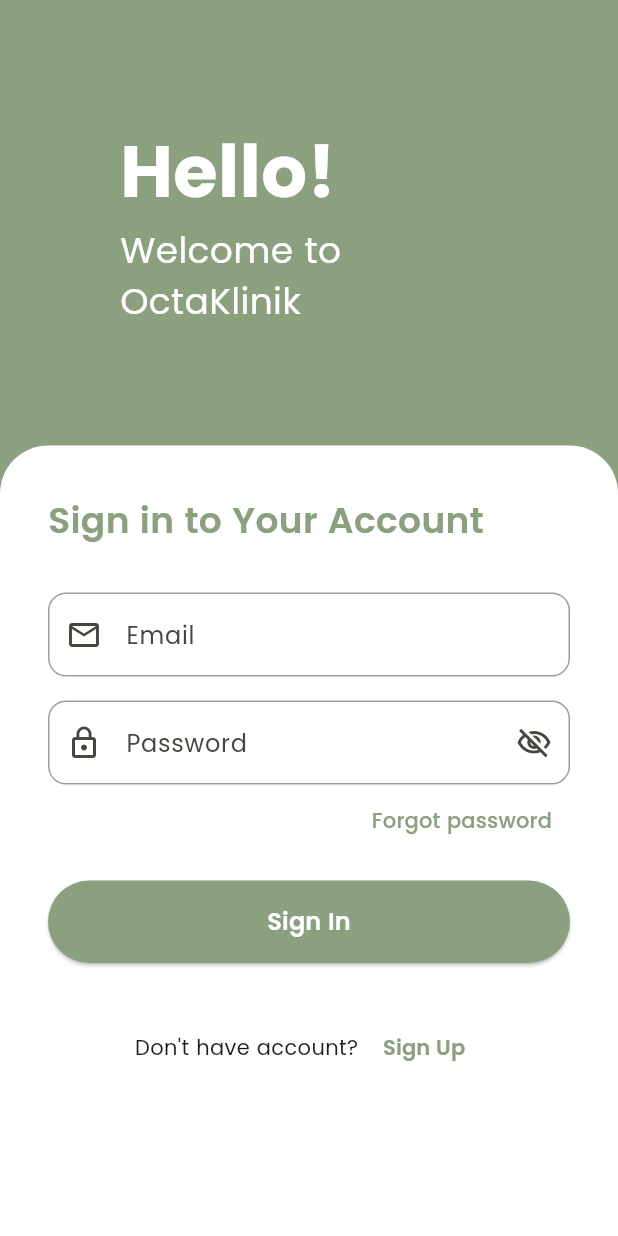
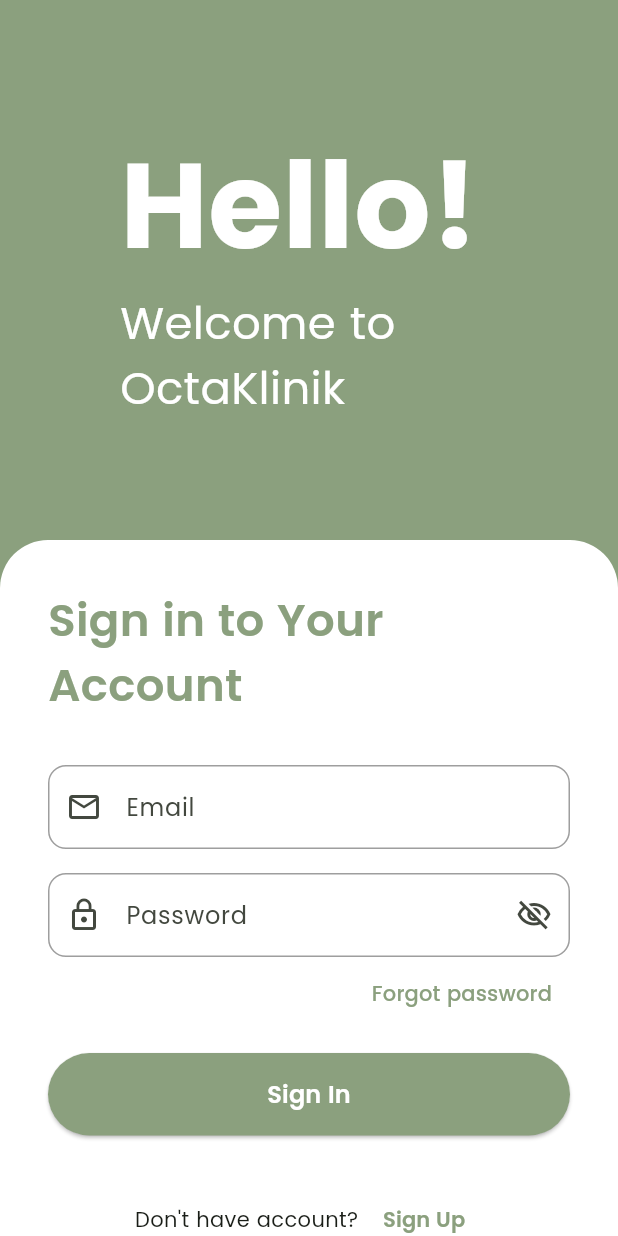
Before and after one commit to fakhriiazhar/Octaklinik, a Flutter app: the screen it shows after launch, on a phone screen of 412 x 824 dp. Run offline on Flutter 3.47's test engine with Material 3 defaults, Android fonts, the phone set to English and light mode, and no system bars; our stand-ins replace firebase_auth, firebase_core, sqflite; accounts and stored records are empty.

Commit message:
memperbaiki tampilan

```diff
--- a/lib/screens/login_screen.dart
+++ b/lib/screens/login_screen.dart
@@ -108,7 +108,7 @@
                       Text(
                         'Hello!',
                         style: TextStyle(
-                          fontSize: 48,
+                          fontSize: 80,
                           fontWeight: FontWeight.bold,
                           color: Colors.white,
                         ),
@@ -116,7 +116,7 @@
                       Text(
                         'Welcome to OctaKlinik',
                         style: TextStyle(
-                          fontSize: 24,
+                          fontSize: 30,
                           color: Colors.white,
                         ),
                       ),
@@ -143,7 +143,7 @@
                               const Text(
                                 'Sign in to Your Account',
                                 style: TextStyle(
-                                  fontSize: 24,
+                                  fontSize: 30,
                                   fontWeight: FontWeight.w600,
                                   color: Color(0xFF8BA07E),
                                 ),
```
